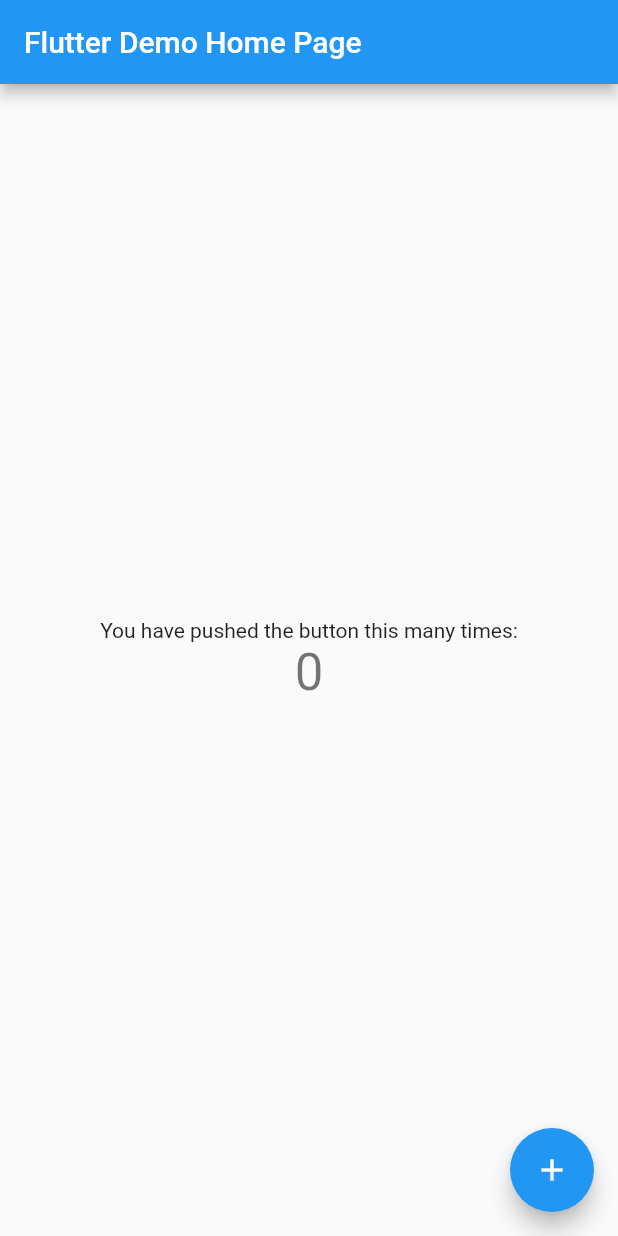
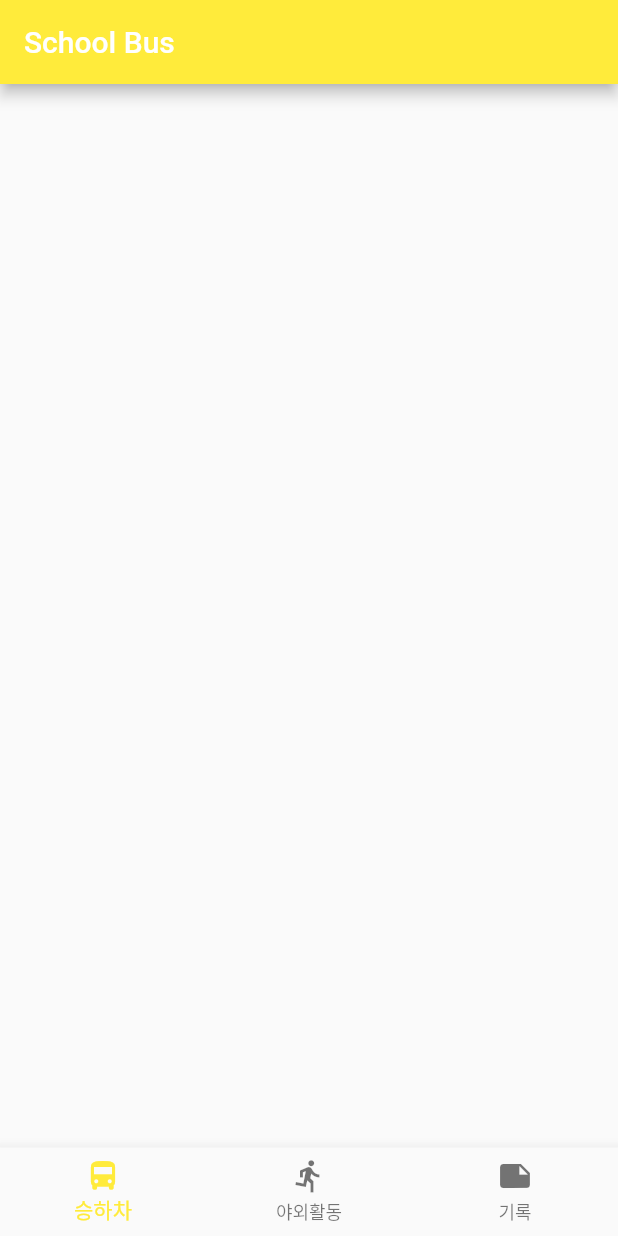
Before and after one commit to kangyechan/beacon_bus_dev, a Flutter app: the screen it shows after launch, on a phone screen of 412 x 824 dp. Run offline on Flutter 3.47's test engine with Material 2 defaults, Android fonts, the phone set to English and light mode, and no system bars.

Commit message:
'teacherhome'

```diff
--- a/lib/app.dart
+++ b/lib/app.dart
@@ -1,4 +1,4 @@
-import 'package:beacon_bus/home.dart';
+import 'package:beacon_bus/thome.dart';
 import 'package:flutter/material.dart';
 
 class BeaconBusApp extends StatelessWidget {
@@ -10,9 +10,8 @@ class BeaconBusApp extends StatelessWidget {
       theme: new ThemeData(
         primarySwatch: Colors.blue,
       ),
-      home: HomePage(),
+      home: THomePage(),
       routes: {
-
 
       },
     );
--- a/lib/home.dart
+++ /dev/null
@@ -1,70 +0,0 @@
-import 'package:flutter/material.dart';
-
-class HomePage extends StatefulWidget {
-  @override
-  _HomePageState createState() => _HomePageState();
-}
-
-class _HomePageState extends State<HomePage> {
-  Widget build(BuildContext context) {
-    return new MaterialApp(
-      title: 'Flutter Demo',
-      theme: new ThemeData(
-
-        primarySwatch: Colors.blue,
-      ),
-      home: new MyHomePage(title: 'Flutter Demo Home Page'),
-    );
-  }
-}
-
-class MyHomePage extends StatefulWidget {
-  MyHomePage({Key key, this.title}) : super(key: key);
-
-  final String title;
-
-  @override
-  _MyHomePageState createState() => new _MyHomePageState();
-}
-
-class _MyHomePageState extends State<MyHomePage> {
-  int _counter = 0;
-
-  void _incrementCounter() {
-    setState(() {
-      _counter++;
-    });
-  }
-
-  @override
-  Widget build(BuildContext context) {
-
-    return new Scaffold(
-      appBar: new AppBar(
-
-        title: new Text(widget.title),
-      ),
-      body: new Center(
-
-        child: new Column(
-
-          mainAxisAlignment: MainAxisAlignment.center,
-          children: <Widget>[
-            new Text(
-              'You have pushed the button this many times:',
-            ),
-            new Text(
-              '$_counter',
-              style: Theme.of(context).textTheme.display1,
-            ),
-          ],
-        ),
-      ),
-      floatingActionButton: new FloatingActionButton(
-        onPressed: _incrementCounter,
-        tooltip: 'Increment',
-        child: new Icon(Icons.add),
-      ), // This trailing comma makes auto-formatting nicer for build methods.
-    );
-  }
-}
--- /dev/null
+++ b/lib/thome.dart
@@ -0,0 +1,118 @@
+import 'package:flutter/material.dart';
+
+class THomePage extends StatefulWidget {
+  @override
+  _THomePageState createState() => _THomePageState();
+}
+
+class _THomePageState extends State<THomePage> {
+
+  List<BottomNavigationBarItem> _items;
+  int _currentIndex = 0;
+  String _value = "";
+
+  @override
+  void initState() {
+    _items = new List();
+    _items.add(new BottomNavigationBarItem(icon: new Icon(Icons.directions_bus), title: new Text("승하차")));
+    _items.add(new BottomNavigationBarItem(icon: new Icon(Icons.directions_run), title: new Text("야외활동")));
+    _items.add(new BottomNavigationBarItem(icon: new Icon(Icons.note), title: new Text("기록")));
+    super.initState();
+  }
+
+  @override
+  Widget build(BuildContext context) {
+    return new Scaffold(
+      appBar: new AppBar(
+        title: new Text("School Bus"),
+        backgroundColor: Colors.yellow,
+      ),
+      body: new Container(
+        padding: new EdgeInsets.all(32.0),
+        child: new Center(
+          child: new Column(
+            children: <Widget>[
+              new Text(_value),
+            ],
+          ),
+        ),
+      ),
+      bottomNavigationBar: new BottomNavigationBar(
+        items: _items,
+        fixedColor: Colors.yellow,
+        currentIndex: _currentIndex,
+        onTap: onTabTapped,
+      ),
+    );
+  }
+  void onTabTapped(int index) {
+    setState(() {
+      _currentIndex = index;
+      _value = "Current value is: ${_currentIndex.toString()}";
+    });
+  }
+}
+
+//
+//  @override
+//  Widget build(BuildContext context) {
+//    return new MaterialApp(
+//      title: 'Flutter Demo',
+//      theme: new ThemeData(
+//
+//        primarySwatch: Colors.blue,
+//      ),
+//      home: new MyHomePage(title: 'Flutter Demo Home Page'),
+//    );
+//  }
+//}
+//
+//class MyHomePage extends StatefulWidget {
+//  MyHomePage({Key key, this.title}) : super(key: key);
+//
+//  final String title;
+//
+//  @override
+//  _MyHomePageState createState() => new _MyHomePageState();
+//}
+//
+//class _MyHomePageState extends State<MyHomePage> {
+//  int _counter = 0;
+//
+//  void _incrementCounter() {
+//    setState(() {
+//      _counter++;
+//    });
+//  }
+//
+//  @override
+//  Widget build(BuildContext context) {
+//
+//    return new Scaffold(
+//      appBar: new AppBar(
+//
+//        title: new Text(widget.title),
+//      ),
+//      body: new Center(
+//
+//        child: new Column(
+//
+//          mainAxisAlignment: MainAxisAlignment.center,
+//          children: <Widget>[
+//            new Text(
+//              'You have pushed the button this many times:',
+//            ),
+//            new Text(
+//              '$_counter',
+//              style: Theme.of(context).textTheme.display1,
+//            ),
+//          ],
+//        ),
+//      ),
+//      floatingActionButton: new FloatingActionButton(
+//        onPressed: _incrementCounter,
+//        tooltip: 'Increment',
+//        child: new Icon(Icons.add),
+//      ), // This trailing comma makes auto-formatting nicer for build methods.
+//    );
+//  }
```
Also changed, not shown: lib/uhome.dart (added).
